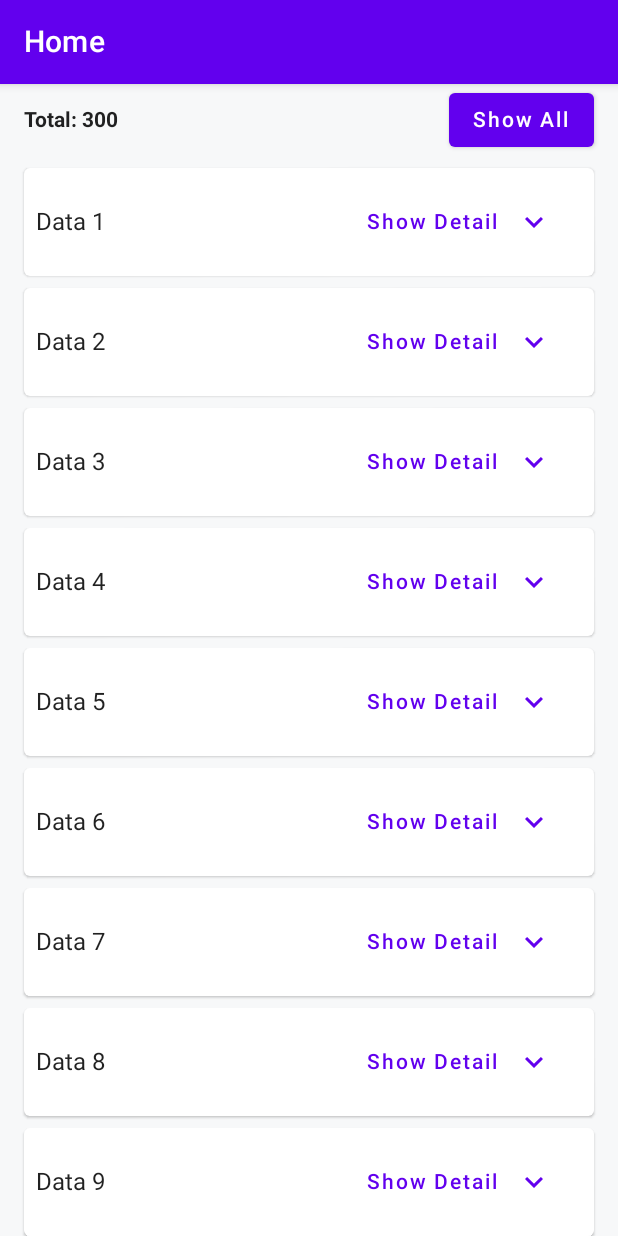
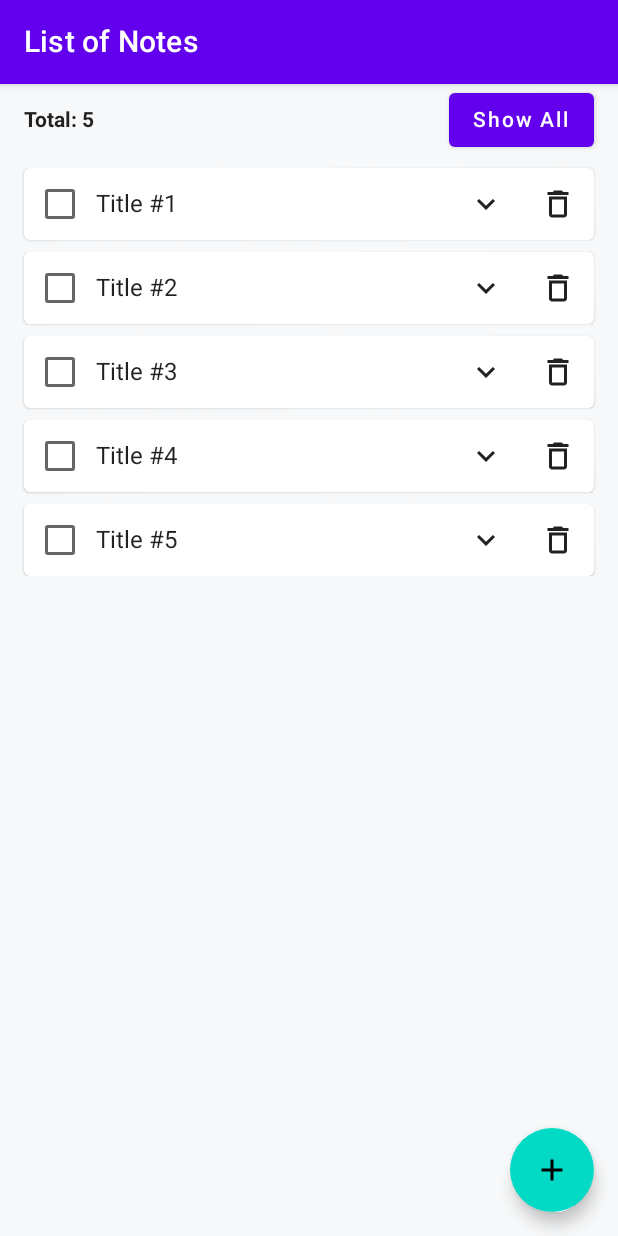
Before and after one commit to heriawanfx/LatihanCompose, an Android app built with Jetpack Compose: the screen it shows after launch (MainActivity), after a tap on "Continue", on a phone screen of 412 x 824 dp. Run offline under Robolectric (Android 15) with nearby library versions, the phone set to English and light mode, and no system bars.

Commit message:
Add ViewModel, mutableState at data clas

```diff
--- a/app/src/main/AndroidManifest.xml
+++ b/app/src/main/AndroidManifest.xml
@@ -9,11 +9,6 @@
         android:roundIcon="@mipmap/ic_launcher_round"
         android:supportsRtl="true"
         android:theme="@style/Theme.AMSCompose">
-        <activity
-            android:name=".Onboarding"
-            android:exported="false"
-            android:label="@string/title_activity_onboarding"
-            android:theme="@style/Theme.AMSCompose" />
         <activity
             android:name="com.heriawanfx.mobile.compose.MainActivity"
             android:exported="true"
--- a/app/src/main/java/com/heriawanfx/mobile/compose/MainActivity.kt
+++ b/app/src/main/java/com/heriawanfx/mobile/compose/MainActivity.kt
@@ -9,6 +9,8 @@ import androidx.compose.foundation.lazy.LazyColumn
 import androidx.compose.foundation.lazy.items
 import androidx.compose.material.*
 import androidx.compose.material.icons.Icons
+import androidx.compose.material.icons.filled.Add
+import androidx.compose.material.icons.filled.DeleteOutline
 import androidx.compose.material.icons.filled.ExpandLess
 import androidx.compose.material.icons.filled.ExpandMore
 import androidx.compose.runtime.*
@@ -34,97 +36,135 @@ class MainActivity : ComponentActivity() {
 @Composable
 fun HomePageView(showOnBoarding: Boolean = true) {
     AMSComposeTheme {
-
         //Persisting state
         var shouldShowOnBoarding by rememberSaveable { mutableStateOf(showOnBoarding) }
         if (shouldShowOnBoarding) {
             OnBoardingScreen(onButtonClicked = { shouldShowOnBoarding = false })
         } else {
-            NumberScreen()
+            NotesScreen()
         }
     }
 }
 
 @Composable
-fun NumberScreen(modifier: Modifier = Modifier, mainViewModel: MainViewModel = viewModel() ) {
+fun NotesScreen(modifier: Modifier = Modifier, mainViewModel: MainViewModel = viewModel()) {
 
-    var isShowAll by remember { mutableStateOf(false) }
+    var isShowAll by rememberSaveable { mutableStateOf(false) }
 
     Surface(
         color = MaterialTheme.colors.background,
     ) {
         Scaffold(
             topBar = {
-                TopAppBar(title = { Text(text = "Home")})
+                TopAppBar(title = { Text(text = "List of Notes") })
             },
-        ){
+            floatingActionButton = {
+                FloatingActionButton(onClick = { mainViewModel.addNewNote() }) {
+                    Icon(
+                        imageVector = Icons.Filled.Add,
+                        contentDescription = "Add New"
+                    )
+                }
+            },
+            floatingActionButtonPosition = FabPosition.End
+        ) {
             Column(modifier = modifier.padding(horizontal = 16.dp)) {
-                TotalView(list = mainViewModel.numbers, onShowAll = { isShowAll = !isShowAll })
-                NumberListView(list = mainViewModel.numbers)
+                TotalView(list = mainViewModel.notes, onShowAll = { isShowAll = !isShowAll })
+                NotesListView(list = mainViewModel.notes,
+                onExpandClicked = { note ->
+                    mainViewModel.toggleExpandNote(note)
+                },
+                onCheckedChange = { note, isChecked ->
+                    mainViewModel.checkNote(note, isChecked)
+                },
+                onDelete = {
+                    mainViewModel.removeNote(it)
+                })
             }
         }
 
     }
 
+}
 
+
+@Composable
+fun NotesListView(
+    list: List<Note>,
+    onExpandClicked: (Note) -> Unit,
+    onCheckedChange: (Note, Boolean) -> Unit,
+    onDelete: (Note) -> Unit,
+    modifier: Modifier = Modifier
+) {
+    LazyColumn(modifier = modifier) {
+        items(items = list, key = { it.id }) { item ->
+            NoteItemView(
+                item = item,
+                isExpanded = item.isExpanded,
+                onToggleExpand = { onExpandClicked(item) },
+                isChecked = item.isChecked,
+                onCheckedChange = { isChecked -> onCheckedChange(item, isChecked) },
+                onDelete = { onDelete(item) },
+                modifier = modifier
+            )
+
+        }
+    }
 }
 
 @Composable
-fun TotalView(list: List<String>, onShowAll: () -> Unit, modifier: Modifier = Modifier){
-    Row(verticalAlignment = Alignment.CenterVertically) {
+fun NoteItemView(
+    item: Note,
+    isExpanded: Boolean,
+    onToggleExpand: () -> Unit,
+    isChecked: Boolean,
+    onCheckedChange: (Boolean) -> Unit,
+    onDelete: () -> Unit,
+    modifier: Modifier = Modifier
+) {
+    Card(modifier = modifier.padding(top = 8.dp)) {
+        Column {
+            Row(verticalAlignment = Alignment.CenterVertically) {
+                Checkbox(checked = isChecked, onCheckedChange = onCheckedChange)
+                Text(text = item.title)
+                Spacer(modifier = Modifier.weight(1f))
+                IconButton(onClick = onToggleExpand) {
+                    Icon(
+                        imageVector = if (isExpanded) Icons.Filled.ExpandLess else Icons.Filled.ExpandMore,
+                        contentDescription = if (isExpanded) "Hide Description" else "Show Description"
+                    )
+                }
+                IconButton(onClick = onDelete) {
+                    Icon(imageVector = Icons.Filled.DeleteOutline, contentDescription = "Delete")
+                }
+            }
+            AnimatedVisibility(
+                visible = isExpanded,
+                Modifier.padding(start = 16.dp, bottom = 16.dp)
+            ) {
+                Text(text = item.description)
+            }
+        }
+    }
+}
+
+@Composable
+fun TotalView(list: List<Note>, onShowAll: () -> Unit, modifier: Modifier = Modifier) {
+    Row(verticalAlignment = Alignment.CenterVertically, modifier = modifier) {
         Text(
             text = "Total: ${list.count()}",
             style = TextStyle(fontWeight = FontWeight.Bold)
         )
-        Spacer(modifier = modifier.weight(1f))
+        Spacer(modifier = Modifier.weight(1f))
         Button(onClick = onShowAll) {
             Text(text = "Show All")
         }
     }
 }
 
-@Composable
-fun NumberListView(list: List<String>, modifier: Modifier = Modifier) {
-    LazyColumn(modifier = modifier) {
-        items(items = list, key = { it }  ) { item ->
-            NumberItemView(value = item)
-        }
-    }
-}
-
-@Composable
-fun NumberItemView(value: String, modifier: Modifier = Modifier) {
-    //Persisting state
-    var isShowDetail by rememberSaveable { mutableStateOf(false) }
-
-    Card(modifier = modifier.padding(top = 8.dp)) {
-        Column(modifier = modifier.padding(vertical = 4.dp, horizontal = 8.dp)) {
-            Row(verticalAlignment = Alignment.CenterVertically) {
-                Text(text = "Data $value")
-                Spacer(modifier = modifier.weight(1f))
-                TextButton(onClick = {
-                    isShowDetail = !isShowDetail
-                }) {
-                    Row(verticalAlignment = Alignment.CenterVertically) {
-                        Text(text = if (!isShowDetail) "Show Detail" else "Hide Detail")
-                        IconButton(onClick = { isShowDetail = !isShowDetail }) {
-                            Icon(imageVector = if(isShowDetail) Icons.Filled.ExpandLess else Icons.Filled.ExpandMore , contentDescription = if (!isShowDetail) "Show Detail" else "Hide Detail")
-                        }
-                    }
-                }
-            }
-            AnimatedVisibility(visible = isShowDetail) {
-                Text(text = "Lorem ipsum dolor sit amet")
-            }
-        }
-    }
-
-
-
-}
 
 @Preview(showBackground = true, showSystemUi = true)
 @Composable
-fun OnBoardingPreview() {
+fun MainPreview() {
     HomePageView(showOnBoarding = false)
 }
--- a/app/src/main/java/com/heriawanfx/mobile/compose/MainViewModel.kt
+++ b/app/src/main/java/com/heriawanfx/mobile/compose/MainViewModel.kt
@@ -4,10 +4,39 @@ import androidx.compose.runtime.snapshots.SnapshotStateList
 import androidx.compose.runtime.toMutableStateList
 import androidx.lifecycle.ViewModel
 
-class MainViewModel: ViewModel() {
-    private val _numbers: SnapshotStateList<String>
-        get() = (1..300).toList().map { "$it" }.toMutableStateList()
-    val numbers: List<String>
-        get() = _numbers
+class MainViewModel : ViewModel() {
+    private val _notes: SnapshotStateList<Note>
+        get() = getNotesList().toMutableStateList()
+    val notes: List<Note>
+        get() = _notes
+
+    private fun getNotesList(): List<Note> {
+        return List(5) {
+            val id = it + 1
+            Note(id, "Title #$id", "Description #$id")
+        }
+
+    }
+
+    fun toggleExpandNote(item: Note){
+        notes.find { it.id == item.id }?.let {
+            it.isExpanded = !it.isExpanded
+        }
+    }
+
+    fun checkNote(item: Note, isChecked: Boolean){
+        notes.find { it.id == item.id }?.let {
+            it.isChecked = isChecked
+        }
+    }
+
+    fun removeNote(item: Note){
+        _notes.remove(item)
+    }
+
+    fun addNewNote(){
+        val id = getNotesList().lastIndex + 1
+        _notes.add(Note(id, "Title #$id", "Description #$id"))
+    }
 
 }
--- /dev/null
+++ b/app/src/main/java/com/heriawanfx/mobile/compose/Note.kt
@@ -0,0 +1,16 @@
+package com.heriawanfx.mobile.compose
+
+import androidx.compose.runtime.getValue
+import androidx.compose.runtime.mutableStateOf
+import androidx.compose.runtime.setValue
+
+data class Note(
+    val id: Int,
+    val title: String,
+    val description: String,
+    private val initialExpanded: Boolean = false,
+    private val initialChecked: Boolean = false,
+) {
+    var isExpanded by mutableStateOf(initialExpanded)
+    var isChecked by mutableStateOf(initialChecked)
+}
--- a/app/src/main/java/com/heriawanfx/mobile/compose/Onboarding.kt
+++ b/app/src/main/java/com/heriawanfx/mobile/compose/Onboarding.kt
@@ -19,7 +19,7 @@ fun OnBoardingScreen(onButtonClicked: () -> Unit) { //hoisting
         Surface(color = MaterialTheme.colors.primaryVariant) {
             Box(modifier = Modifier.fillMaxSize(), contentAlignment = Alignment.Center) {
                 Column(horizontalAlignment = Alignment.CenterHorizontally) {
-                    Text(text = "Show onboarding screen")
+                    Text(text = "Welcome to Notes Compose App")
                     Button(onClick = onButtonClicked) {
                         Text(text = "Continue")
                     }
```
